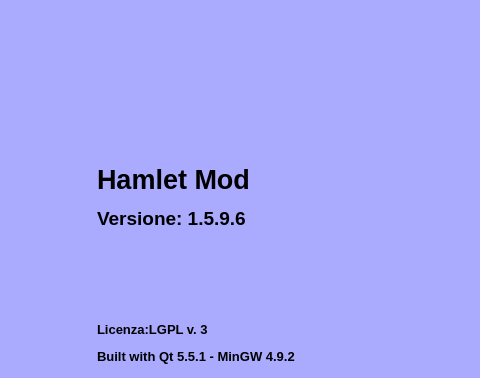
Before: the Qt Designer form mainwindow.ui in fblabs/hamlet-mod-sancon, drawn with Qt 5; both pictures show x 246 to 726 and y 0 to 378 of the 979 by 780 pixel window.
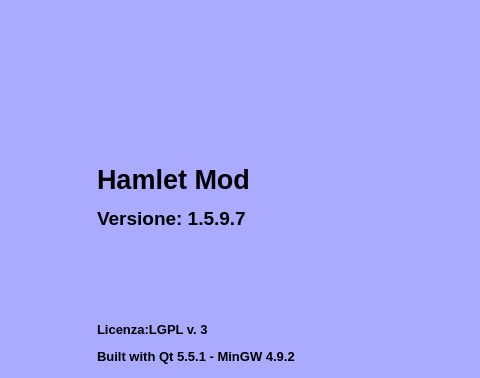
After: the same form once the commit is applied. Icons and pictures are not drawn.

```diff
--- a/mainwindow.ui
+++ b/mainwindow.ui
@@ -523,7 +523,7 @@
       <item>
        <widget class="QLabel" name="label_2">
         <property name="text">
-         <string>&lt;html&gt;&lt;head/&gt;&lt;body&gt;&lt;p&gt;&lt;span style=&quot; font-size:20pt; font-weight:600;&quot;&gt;Hamlet Mod&lt;/span&gt;&lt;/p&gt;&lt;p&gt;&lt;span style=&quot; font-size:14pt; font-weight:600;&quot;&gt;Versione: 1.5.9.6&lt;/span&gt;&lt;/p&gt;&lt;p&gt;&lt;br/&gt;&lt;/p&gt;&lt;p&gt;&lt;br/&gt;&lt;/p&gt;&lt;p&gt;&lt;span style=&quot; font-size:10pt; font-weight:600;&quot;&gt;Licenza:LGPL v. 3&lt;/span&gt;&lt;/p&gt;&lt;p&gt;&lt;span style=&quot; font-size:10pt; font-weight:600;&quot;&gt;Built with Qt 5.5.1 - MinGW 4.9.2&lt;/span&gt;&lt;/p&gt;&lt;p&gt;&lt;span style=&quot; font-size:10pt;&quot;&gt;FBLABS 2015-2016&lt;/span&gt;&lt;/p&gt;&lt;/body&gt;&lt;/html&gt;</string>
+         <string>&lt;html&gt;&lt;head/&gt;&lt;body&gt;&lt;p&gt;&lt;span style=&quot; font-size:20pt; font-weight:600;&quot;&gt;Hamlet Mod&lt;/span&gt;&lt;/p&gt;&lt;p&gt;&lt;span style=&quot; font-size:14pt; font-weight:600;&quot;&gt;Versione: 1.5.9.7&lt;/span&gt;&lt;/p&gt;&lt;p&gt;&lt;br/&gt;&lt;/p&gt;&lt;p&gt;&lt;br/&gt;&lt;/p&gt;&lt;p&gt;&lt;span style=&quot; font-size:10pt; font-weight:600;&quot;&gt;Licenza:LGPL v. 3&lt;/span&gt;&lt;/p&gt;&lt;p&gt;&lt;span style=&quot; font-size:10pt; font-weight:600;&quot;&gt;Built with Qt 5.5.1 - MinGW 4.9.2&lt;/span&gt;&lt;/p&gt;&lt;p&gt;&lt;span style=&quot; font-size:10pt;&quot;&gt;FBLABS 2015-2016&lt;/span&gt;&lt;/p&gt;&lt;/body&gt;&lt;/html&gt;</string>
         </property>
         <property name="scaledContents">
          <bool>false</bool>
```
Left out of the diff: 2 changed lines with no effect on the pictures.
